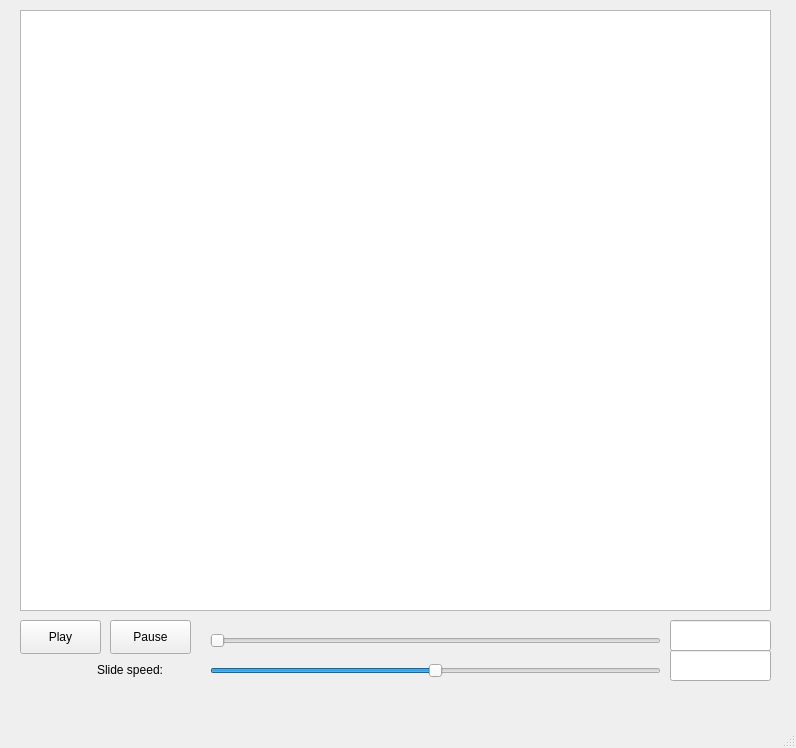
This is slideshow.ui in qchen2017/BloodVesselVisualization as Qt 5 draws it before an edit. The edited form follows.
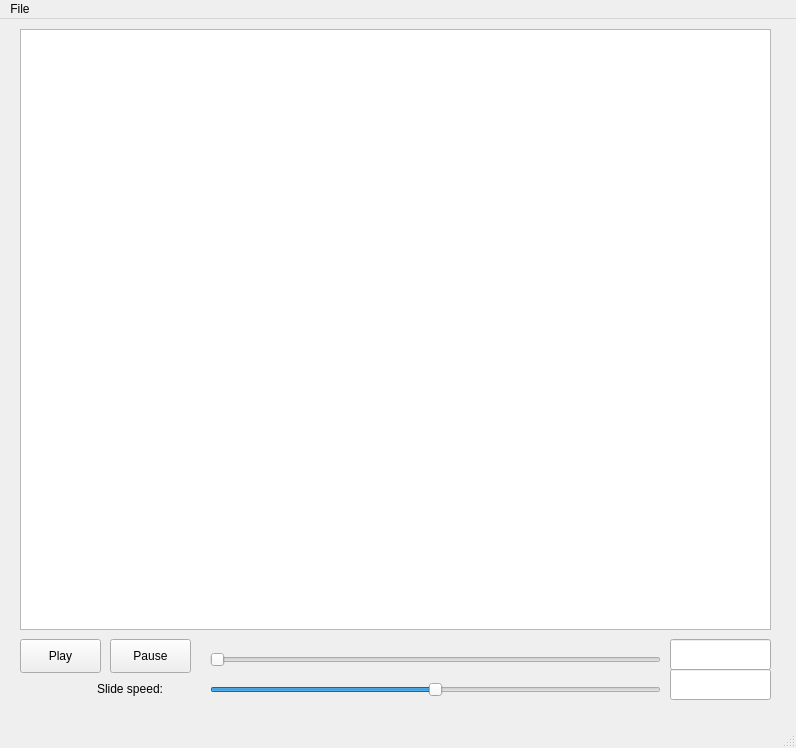
This is the edited form.

```diff
--- a/slideshow.ui
+++ b/slideshow.ui
@@ -140,6 +140,13 @@
      <height>31</height>
     </rect>
    </property>
+   <widget class="QMenu" name="menuFIle">
+    <property name="title">
+     <string>File</string>
+    </property>
+    <addaction name="actionSave"/>
+   </widget>
+   <addaction name="menuFIle"/>
   </widget>
   <widget class="QStatusBar" name="statusbar"/>
  </widget>
```
Left out of the diff: 5 changed lines with no effect on the pictures.
